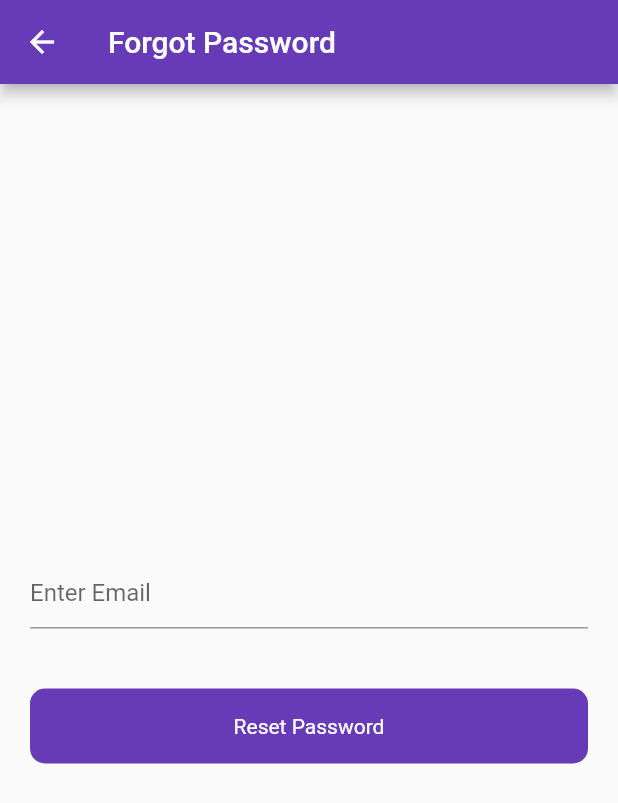
After one commit to huzaifak08/Firebase-Advanced, a Flutter app: the screen it shows after launch, after a tap on "Forgot Password ?", on a phone screen of 412 x 824 dp. The commit adds this screen. Shown: the top 803 px of the screen. Run offline on Flutter 3.47's test engine with Material 2 defaults, Android fonts, the phone set to English and light mode, and no system bars; our stand-ins replace cloud_firestore, file_picker, firebase_auth, firebase_core, firebase_database, firebase_storage and 2 more; accounts and stored records are empty.

Commit message:
Forgot password complete Allhamdullillah

```diff
--- a/lib/Firebase Services/splash_service.dart
+++ b/lib/Firebase Services/splash_service.dart
@@ -1,7 +1,6 @@
 import 'dart:async';
 
 import 'package:firebase_auth/firebase_auth.dart';
-import 'package:firebase_flutter/UI/Firestore/read_firestore.dart';
 import 'package:firebase_flutter/UI/auth/login_screen.dart';
 import 'package:firebase_flutter/UI/auth/post/post_screen.dart';
 import 'package:firebase_flutter/UI/upload_image.dart';
@@ -20,8 +19,8 @@ class SplashServices {
       Timer(
         Duration(seconds: 3),
         () {
-          Navigator.pushReplacement(context,
-              MaterialPageRoute(builder: (context) => UploadImageScreen()));
+          Navigator.pushReplacement(
+              context, MaterialPageRoute(builder: (context) => PostScreen()));
         },
       );
 
--- a/lib/UI/auth/login_screen.dart
+++ b/lib/UI/auth/login_screen.dart
@@ -2,6 +2,7 @@ import 'package:firebase_auth/firebase_auth.dart';
 import 'package:firebase_flutter/UI/auth/login_with_phone.dart';
 import 'package:firebase_flutter/UI/auth/post/post_screen.dart';
 import 'package:firebase_flutter/UI/auth/signup_screen.dart';
+import 'package:firebase_flutter/UI/forgot_password.dart';
 import 'package:firebase_flutter/utils/utils.dart';
 import 'package:firebase_flutter/widgets/round_button.dart';
 import 'package:flutter/material.dart';
@@ -106,6 +107,17 @@ class _LoginScreenState extends State<LoginScreen> {
                   }
                 },
               ),
+              Align(
+                alignment: Alignment.bottomRight,
+                child: TextButton(
+                    onPressed: () {
+                      Navigator.push(
+                          context,
+                          MaterialPageRoute(
+                              builder: (context) => ForgotPasswordScreen()));
+                    },
+                    child: Text('Forgot Password ?')),
+              ),
               SizedBox(height: 12),
               Row(
                 children: [
--- /dev/null
+++ b/lib/UI/forgot_password.dart
@@ -0,0 +1,65 @@
+import 'package:firebase_auth/firebase_auth.dart';
+import 'package:firebase_flutter/utils/utils.dart';
+import 'package:firebase_flutter/widgets/round_button.dart';
+import 'package:flutter/material.dart';
+
+class ForgotPasswordScreen extends StatefulWidget {
+  const ForgotPasswordScreen({super.key});
+
+  @override
+  State<ForgotPasswordScreen> createState() => _ForgotPasswordScreenState();
+}
+
+class _ForgotPasswordScreenState extends State<ForgotPasswordScreen> {
+  final emailController = TextEditingController();
+  bool loading = false;
+  final auth = FirebaseAuth.instance;
+
+  @override
+  Widget build(BuildContext context) {
+    return Scaffold(
+      appBar: AppBar(
+        title: Text('Forgot Password'),
+      ),
+      body: Padding(
+        padding: const EdgeInsets.symmetric(horizontal: 20),
+        child: Column(
+          mainAxisAlignment: MainAxisAlignment.center,
+          children: [
+            TextFormField(
+              controller: emailController,
+              decoration: InputDecoration(hintText: 'Enter Email'),
+            ),
+            SizedBox(height: 40),
+            RoundButton(
+              title: 'Reset Password',
+              loading: loading,
+              onTap: () {
+                setState(() {
+                  loading = true;
+                });
+                auth
+                    .sendPasswordResetEmail(
+                        email: emailController.text.toString())
+                    .then((value) {
+                  Utils().toastMessage(
+                      'Verify email by entering the code we send');
+
+                  setState(() {
+                    loading = false;
+                  });
+                }).onError((error, stackTrace) {
+                  Utils().toastMessage(error.toString());
+
+                  setState(() {
+                    loading = false;
+                  });
+                });
+              },
+            )
+          ],
+        ),
+      ),
+    );
+  }
+}
```
